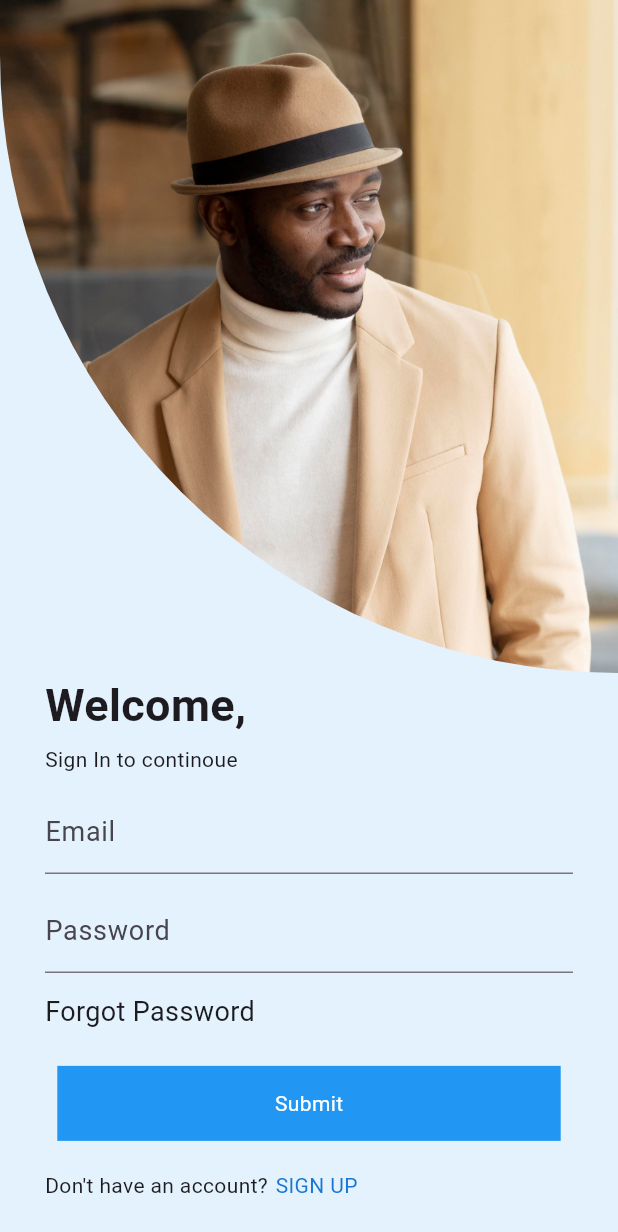
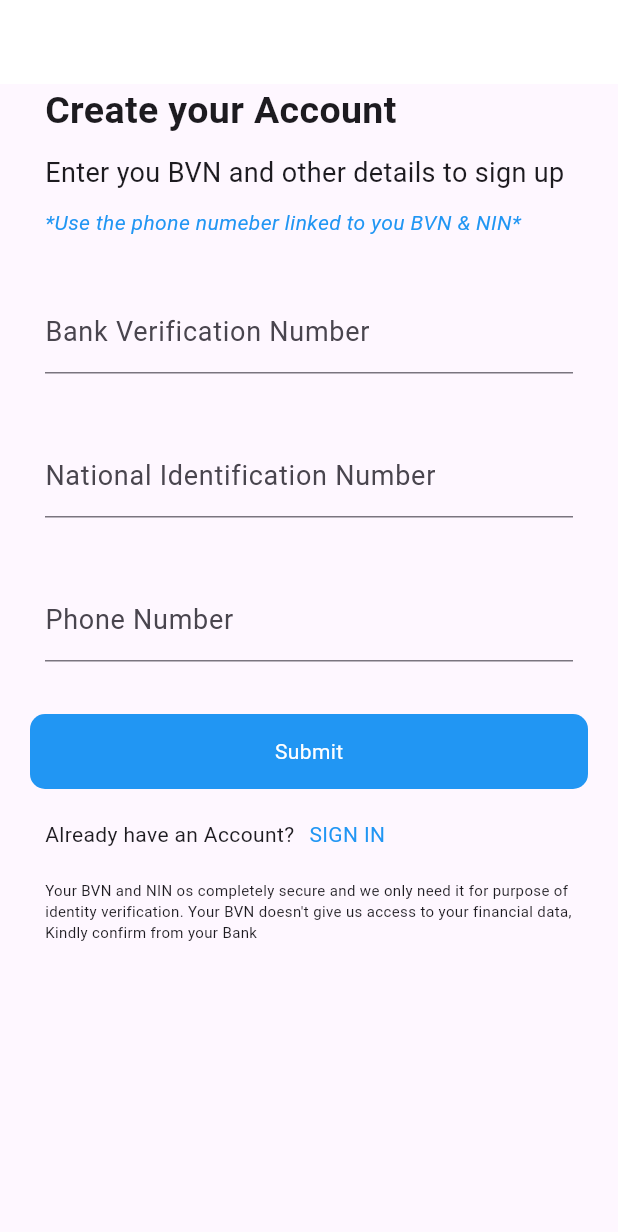
Before and after one commit to kasujjabash/Loan-app, a Flutter app: the screen it shows after launch, on a phone screen of 412 x 824 dp. Shown: the top 1232 px of the screen. Run offline on Flutter 3.47's test engine with Material 3 defaults, Android fonts, the light colour scheme and no system bars.

Commit message:
Created the sign up screen

```diff
--- a/lib/componets/my_button.dart
+++ b/lib/componets/my_button.dart
@@ -9,7 +9,8 @@ class Mybutton extends StatelessWidget {
     return Container(
         padding: EdgeInsets.all(15),
         // margin: EdgeInsets.symmetric(horizontal: 30),
-        decoration: const BoxDecoration(
+        decoration: BoxDecoration(
+          borderRadius: BorderRadius.circular(10),
           color: Colors.blue,
         ),
         child: Center(
--- a/lib/main.dart
+++ b/lib/main.dart
@@ -1,4 +1,5 @@
 import 'package:flutter/material.dart';
+import 'package:loanapp/screens/SignUpScreen.dart';
 
 import 'screens/login_screen.dart';
 
@@ -29,6 +30,6 @@ class MyHomePage extends StatelessWidget {
 
   @override
   Widget build(BuildContext context) {
-    return LoginScreen();
+    return SignUpScreen();
   }
 }
--- /dev/null
+++ b/lib/screens/SignUpScreen.dart
@@ -0,0 +1,130 @@
+import 'package:flutter/material.dart';
+import 'package:loanapp/componets/my_button.dart';
+import 'package:loanapp/componets/my_textfield.dart';
+
+class SignUpScreen extends StatelessWidget {
+  final bankVerificationController = TextEditingController();
+  final nationalIdentificationController = TextEditingController();
+  final phoneNumberController = TextEditingController();
+
+  SignUpScreen({super.key});
+
+  @override
+  Widget build(BuildContext context) {
+    return Scaffold(
+      appBar: AppBar(
+        backgroundColor: Colors.white,
+        elevation: 0,
+      ),
+      body: SingleChildScrollView(
+        child: Column(
+          crossAxisAlignment: CrossAxisAlignment.start,
+          children: [
+            // main headline
+            const Padding(
+              padding: EdgeInsets.symmetric(horizontal: 30.0),
+              child: Text(
+                'Create your Account',
+                style: TextStyle(
+                  fontWeight: FontWeight.bold,
+                  fontSize: 25,
+                ),
+              ),
+            ),
+            const SizedBox(
+              height: 10,
+            ),
+
+            const Padding(
+              padding: EdgeInsets.symmetric(horizontal: 30.0),
+              child: Text(
+                'Enter you BVN and other details to sign up',
+                style: TextStyle(
+                  fontSize: 18,
+                ),
+              ),
+            ),
+            const SizedBox(
+              height: 10,
+            ),
+            // note text
+            const Padding(
+              padding: EdgeInsets.symmetric(horizontal: 30.0),
+              child: Text(
+                '*Use the phone numeber linked to you BVN & NIN*',
+                style: TextStyle(
+                    color: Colors.blue,
+                    fontStyle: FontStyle.italic,
+                    fontSize: 14),
+              ),
+            ),
+            const SizedBox(
+              height: 30,
+            ),
+            //Textfields
+            MyTextfield(
+                controller: bankVerificationController,
+                name: "Bank Verification Number",
+                obsecureText: false),
+
+            const SizedBox(
+              height: 30,
+            ),
+
+            MyTextfield(
+                controller: nationalIdentificationController,
+                name: "National Identification Number",
+                obsecureText: false),
+
+            const SizedBox(
+              height: 30,
+            ),
+
+            MyTextfield(
+                controller: phoneNumberController,
+                name: "Phone Number",
+                obsecureText: false),
+            const SizedBox(
+              height: 30,
+            ),
+            //submit button
+            const Padding(
+              padding: EdgeInsets.symmetric(horizontal: 20.0),
+              child: Mybutton(myButtonName: 'Submit'),
+            ),
+            const SizedBox(
+              height: 20,
+            ),
+            //signIn
+            const Padding(
+              padding: EdgeInsets.symmetric(horizontal: 30),
+              child: Row(
+                children: [
+                  Text('Already have an Account?'),
+                  SizedBox(
+                    width: 10,
+                  ),
+                  Text(
+                    'SIGN IN',
+                    style: TextStyle(color: Colors.blue),
+                  ),
+                ],
+              ),
+            ),
+            const SizedBox(
+              height: 20,
+            ),
+
+            const Padding(
+              padding: EdgeInsets.symmetric(horizontal: 30),
+              child: Text(
+                "Your BVN and NIN os completely secure and we only need it for purpose of identity verification. Your BVN doesn't give us access to your financial data, Kindly confirm from your Bank",
+                style: TextStyle(fontSize: 10),
+              ),
+            ),
+          ],
+        ),
+      ),
+    );
+  }
+}
```
